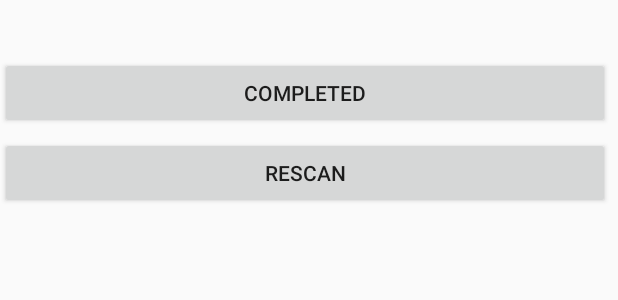
After one commit to borhanreo/cookbot-final, an Android app: the layout barcode_dialog.xml on its own in the app's theme, with its tools: preview values and no code run, on a phone screen of 412 x 824 dp. The commit adds this screen. Shown: the top 300 px of the screen. Run offline under Robolectric (Android 15) with nearby library versions, the phone set to English and light mode, and no system bars.

Commit message:
Q-R Barcode Scanning Code Completed

```diff
--- a/app/build.gradle
+++ b/app/build.gradle
@@ -30,6 +30,8 @@ dependencies {
     testCompile 'junit:junit:4.12'
     compile 'com.android.support:design:25.1.0'
     compile 'com.android.support:recyclerview-v7:25.1.0'
+    compile 'com.google.android.gms:play-services-vision:9.6.1'
+    compile 'me.dm7.barcodescanner:zxing:1.8.4'
 }
 
 dependencies {
@@ -39,5 +41,8 @@ dependencies {
     compile 'com.android.support.constraint:constraint-layout:+'
 }
 dependencies {
+    compile 'com.android.support.constraint:constraint-layout:+'
+}
+dependencies {
     compile 'com.android.support:multidex:1.0.1'
 }
--- a/app/src/main/java/w3engineers/com/cookerbot/activity/MainActivity.java
+++ b/app/src/main/java/w3engineers/com/cookerbot/activity/MainActivity.java
@@ -99,6 +99,10 @@ public class MainActivity extends AppCompatActivity implements NavigationView.On
              Intent intent = new Intent(MainActivity.this,RecipeList.class);
              startActivity(intent);
          }
+         else if (id == R.id.nav_recipe_map) {
+             Intent intent = new Intent(MainActivity.this,GradientsMapActivity.class);
+             startActivity(intent);
+         }
 
         DrawerLayout drawer = (DrawerLayout) findViewById(R.id.drawer_layout);
         drawer.closeDrawer(GravityCompat.START);
--- /dev/null
+++ b/app/src/main/res/layout/barcode_dialog.xml
@@ -0,0 +1,26 @@
+<?xml version="1.0" encoding="utf-8"?>
+<LinearLayout xmlns:android="http://schemas.android.com/apk/res/android"
+    android:orientation="vertical" android:layout_width="match_parent"
+    android:layout_height="match_parent">
+    <TextView
+        android:id="@+id/gradientsName"
+        android:layout_width="match_parent"
+        android:layout_height="wrap_content"
+        android:textSize="24sp"/>
+    <Button
+        android:id="@+id/dialogButtonOK"
+        android:layout_width="match_parent"
+        android:layout_height="wrap_content"
+        android:text="Completed"
+        android:layout_marginTop="5dp"
+        android:layout_marginRight="5dp"
+        />
+    <Button
+        android:id="@+id/dialogButtonCancel"
+        android:layout_width="match_parent"
+        android:layout_height="wrap_content"
+        android:text="Rescan"
+        android:layout_marginTop="5dp"
+        android:layout_marginRight="5dp"
+        />
+</LinearLayout>
--- a/app/src/main/res/menu/activity_main_drawer.xml
+++ b/app/src/main/res/menu/activity_main_drawer.xml
@@ -16,6 +16,11 @@
             android:icon="@drawable/logo"
             android:title="Recipe List" />
 
+        <item
+            android:id="@+id/nav_recipe_map"
+            android:icon="@drawable/logo"
+            android:title="Recipe Gradients Map" />
+
     </group>
     <item android:title="Communicate">
         <menu>
--- a/app/src/main/res/values/strings.xml
+++ b/app/src/main/res/values/strings.xml
@@ -53,5 +53,6 @@
     <string name="title_activity_create_new_recipe">CreateNewRecipe</string>
     <string name="title_activity_recipe_list">RecipeList</string>
     <string name="title_activity_recipe">RecipeActivity</string>
+    <string name="title_activity_gradients_map">GradientsMapActivity</string>
 
 </resources>
```
Also changed, not shown: app/src/main/AndroidManifest.xml (+10 -1 lines), app/src/main/java/w3engineers/com/cookerbot/activity/GradientsMapActivity.java (added, +110 -0 lines), app/src/main/res/layout/activity_gradients_map.xml (added, +33 -0 lines), app/src/main/res/layout/content_gradients_map.xml (added, +18 -0 lines), app/src/main/res/mipmap-xhdpi/truiton.png (added).
